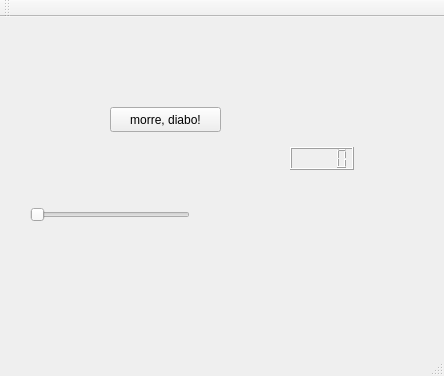
First picture: the form in helloqt/mainwindow.ui, repository agostinhobritojr/dca1202, before the edit.
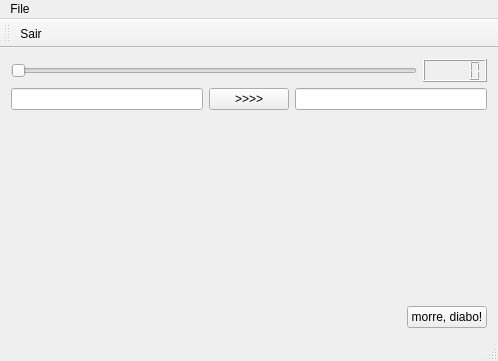
Second picture: the form after the edit. Icons and pictures are not drawn.

The edit to the form file:
```diff
--- a/helloqt/mainwindow.ui
+++ b/helloqt/mainwindow.ui
@@ -6,60 +6,104 @@
    <rect>
     <x>0</x>
     <y>0</y>
-    <width>444</width>
-    <height>376</height>
+    <width>498</width>
+    <height>361</height>
    </rect>
   </property>
   <property name="windowTitle">
    <string>MainWindow</string>
   </property>
   <widget class="QWidget" name="centralWidget">
-   <widget class="QPushButton" name="pushButtonQuit">
-    <property name="geometry">
-     <rect>
-      <x>110</x>
-      <y>90</y>
-      <width>111</width>
-      <height>25</height>
-     </rect>
-    </property>
-    <property name="text">
-     <string>morre, diabo!</string>
-    </property>
-   </widget>
-   <widget class="QSlider" name="horizontalSlider">
-    <property name="geometry">
-     <rect>
-      <x>30</x>
-      <y>190</y>
-      <width>160</width>
-      <height>16</height>
-     </rect>
-    </property>
-    <property name="orientation">
-     <enum>Qt::Horizontal</enum>
-    </property>
-   </widget>
-   <widget class="QLCDNumber" name="lcdNumber">
-    <property name="geometry">
-     <rect>
-      <x>290</x>
-      <y>130</y>
-      <width>64</width>
-      <height>23</height>
-     </rect>
-    </property>
-   </widget>
+   <layout class="QVBoxLayout" name="verticalLayout">
+    <item>
+     <layout class="QHBoxLayout" name="horizontalLayout">
+      <item>
+       <widget class="QSlider" name="horizontalSlider">
+        <property name="orientation">
+         <enum>Qt::Horizontal</enum>
+        </property>
+        <property name="tickPosition">
+         <enum>QSlider::NoTicks</enum>
+        </property>
+       </widget>
+      </item>
+      <item>
+       <widget class="QLCDNumber" name="lcdNumber"/>
+      </item>
+     </layout>
+    </item>
+    <item>
+     <layout class="QHBoxLayout" name="horizontalLayout_2">
+      <item>
+       <widget class="QLineEdit" name="lineEditSrc"/>
+      </item>
+      <item>
+       <widget class="QPushButton" name="pushButton">
+        <property name="text">
+         <string>&gt;&gt;&gt;&gt;</string>
+        </property>
+       </widget>
+      </item>
+      <item>
+       <widget class="QLineEdit" name="lineEditDst"/>
+      </item>
+     </layout>
+    </item>
+    <item>
+     <spacer name="verticalSpacer">
+      <property name="orientation">
+       <enum>Qt::Vertical</enum>
+      </property>
+      <property name="sizeHint" stdset="0">
+       <size>
+        <width>20</width>
+        <height>160</height>
+       </size>
+      </property>
+     </spacer>
+    </item>
+    <item>
+     <layout class="QHBoxLayout" name="horizontalLayout_3">
+      <item>
+       <spacer name="horizontalSpacer">
+        <property name="orientation">
+         <enum>Qt::Horizontal</enum>
+        </property>
+        <property name="sizeHint" stdset="0">
+         <size>
+          <width>40</width>
+          <height>20</height>
+         </size>
+        </property>
+       </spacer>
+      </item>
+      <item>
+       <widget class="QPushButton" name="pushButtonQuit">
+        <property name="text">
+         <string>morre, diabo!</string>
+        </property>
+       </widget>
+      </item>
+     </layout>
+    </item>
+   </layout>
   </widget>
   <widget class="QMenuBar" name="menuBar">
    <property name="geometry">
     <rect>
      <x>0</x>
      <y>0</y>
-     <width>444</width>
+     <width>498</width>
      <height>22</height>
     </rect>
    </property>
+   <widget class="QMenu" name="menuFile">
+    <property name="title">
+     <string>File</string>
+    </property>
+    <addaction name="actionSair"/>
+   </widget>
+   <addaction name="menuFile"/>
   </widget>
   <widget class="QToolBar" name="mainToolBar">
    <attribute name="toolBarArea">
@@ -68,8 +112,21 @@
    <attribute name="toolBarBreak">
     <bool>false</bool>
    </attribute>
+   <addaction name="actionSair"/>
   </widget>
   <widget class="QStatusBar" name="statusBar"/>
+  <action name="actionSair">
+   <property name="icon">
+    <iconset>
+     <normaloff>:/iconecaveira</normaloff>:/iconecaveira</iconset>
+   </property>
+   <property name="text">
+    <string>Sair</string>
+   </property>
+   <property name="toolTip">
+    <string>Finaliza o Programa</string>
+   </property>
+  </action>
  </widget>
  <layoutdefault spacing="6" margin="11"/>
  <resources/>
```
Left out of the diff: 44 changed lines with no effect on the pictures.
